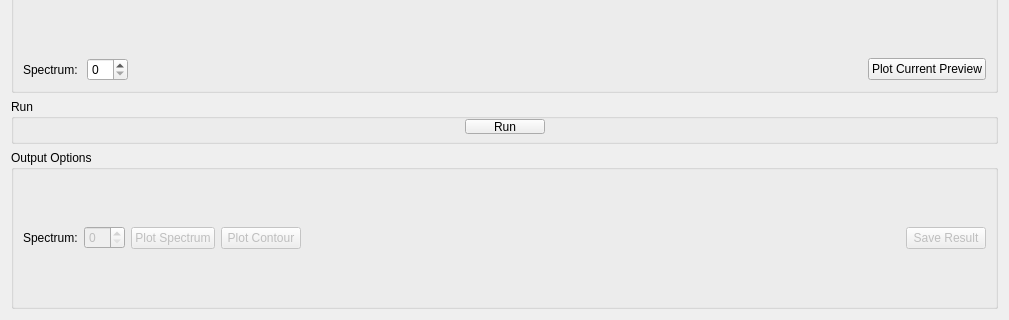
The window that qt/scientific_interfaces/Indirect/ContainerSubtraction.ui (mantidproject/mantid) describes before a commit, drawn with Qt 5; both pictures show x 0 to 1009 and y 407 to 727 of the 1009 by 727 pixel window.
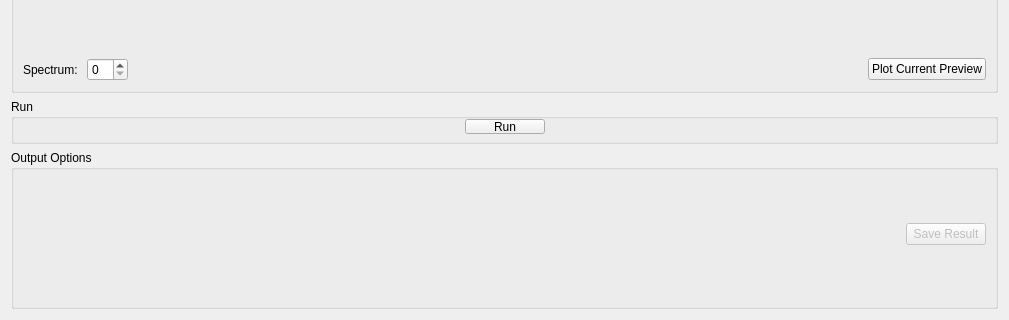
The same window after the commit. Custom widgets are drawn as their Qt base class.

What changed in the file:
```diff
--- a/qt/scientific_interfaces/Indirect/ContainerSubtraction.ui
+++ b/qt/scientific_interfaces/Indirect/ContainerSubtraction.ui
@@ -309,49 +309,24 @@
    </item>
    <item>
     <widget class="QGroupBox" name="gbOutput">
+     <property name="minimumSize">
+      <size>
+       <width>0</width>
+       <height>56</height>
+      </size>
+     </property>
      <property name="title">
       <string>Output Options</string>
      </property>
      <layout class="QHBoxLayout" name="horizontalLayout">
+      <property name="topMargin">
+       <number>0</number>
+      </property>
+      <property name="bottomMargin">
+       <number>7</number>
+      </property>
       <item>
-       <widget class="QLabel" name="lbPlotOutput">
-        <property name="sizePolicy">
-         <sizepolicy hsizetype="Maximum" vsizetype="Preferred">
-          <horstretch>0</horstretch>
-          <verstretch>0</verstretch>
-         </sizepolicy>
-        </property>
-        <property name="text">
-         <string>Spectrum:</string>
-        </property>
-       </widget>
-      </item>
-      <item>
-       <widget class="QSpinBox" name="spSpectrum">
-        <property name="enabled">
-         <bool>false</bool>
-        </property>
-       </widget>
-      </item>
-      <item>
-       <widget class="QPushButton" name="pbPlotSpectrum">
-        <property name="enabled">
-         <bool>false</bool>
-        </property>
-        <property name="text">
-         <string>Plot Spectrum</string>
-        </property>
-       </widget>
-      </item>
-      <item>
-       <widget class="QPushButton" name="pbPlotContour">
-        <property name="enabled">
-         <bool>false</bool>
-        </property>
-        <property name="text">
-         <string>Plot Contour</string>
-        </property>
-       </widget>
+       <widget class="MantidQt::CustomInterfaces::IndirectPlotOptionsView" name="ipoPlotOptions" native="true"/>
       </item>
       <item>
        <spacer name="horizontalSpacer_1">
@@ -383,9 +358,10 @@
  </widget>
  <customwidgets>
   <customwidget>
-   <class>MantidQt::MantidWidgets::DataSelector</class>
+   <class>MantidQt::CustomInterfaces::IndirectPlotOptionsView</class>
    <extends>QWidget</extends>
-   <header>MantidQtWidgets/Common/DataSelector.h</header>
+   <header>IndirectPlotOptionsView.h</header>
+   <container>1</container>
   </customwidget>
   <customwidget>
    <class>MantidQt::MantidWidgets::PreviewPlot</class>
@@ -393,6 +369,11 @@
    <header>MantidQtWidgets/Plotting/PreviewPlot.h</header>
    <container>1</container>
   </customwidget>
+  <customwidget>
+   <class>MantidQt::MantidWidgets::DataSelector</class>
+   <extends>QWidget</extends>
+   <header>MantidQtWidgets/Common/DataSelector.h</header>
+  </customwidget>
  </customwidgets>
  <resources/>
  <connections>
```
